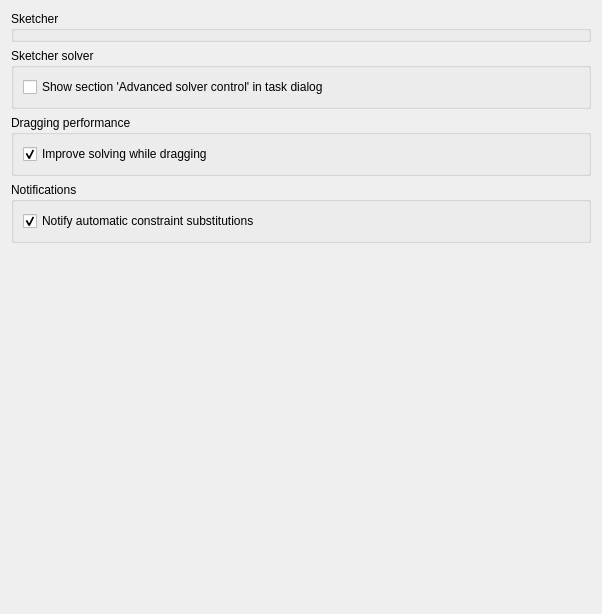
This is src/Mod/Sketcher/Gui/SketcherSettings.ui in berndhahnebach/All_FreeCAD as Qt 5 draws it before an edit. The edited form follows.
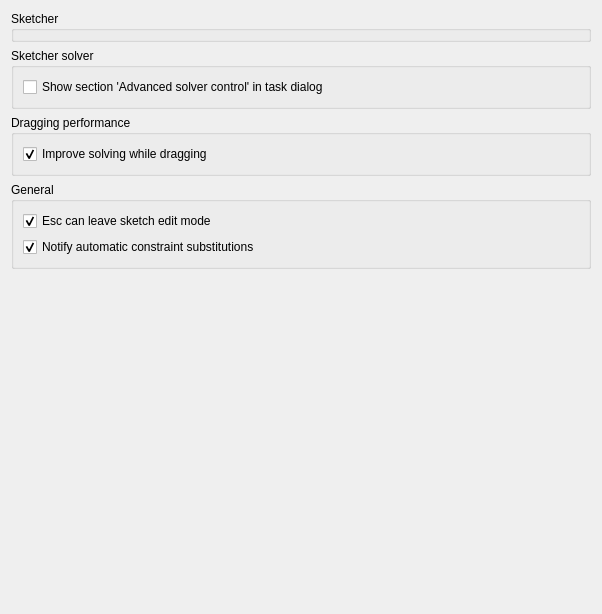
This is the edited form. Custom widgets are drawn as their Qt base class.

Commit message: Sketcher: add option to disable leaving sketch with Esc button

What changed in the file:
```diff
--- a/src/Mod/Sketcher/Gui/SketcherSettings.ui
+++ b/src/Mod/Sketcher/Gui/SketcherSettings.ui
@@ -106,9 +106,28 @@
       </size>
      </property>
      <property name="title">
-      <string>Notifications</string>
+      <string>General</string>
      </property>
      <layout class="QVBoxLayout" name="verticalLayout_22">
+      <item>
+       <widget class="Gui::PrefCheckBox" name="checkBoxEnableEscape">
+        <property name="toolTip">
+         <string>Allow to leave sketch edit mode when pressing Esc button</string>
+        </property>
+        <property name="text">
+         <string>Esc can leave sketch edit mode</string>
+        </property>
+        <property name="checked">
+         <bool>true</bool>
+        </property>
+        <property name="prefEntry" stdset="0">
+         <cstring>LeaveSketchWithEscape</cstring>
+        </property>
+        <property name="prefPath" stdset="0">
+         <cstring>Mod/Sketcher</cstring>
+        </property>
+       </widget>
+      </item>
       <item>
        <widget class="Gui::PrefCheckBox" name="checkBoxNotifyConstraintSubstitutions">
         <property name="toolTip">
```
The commit also changes 6 other files.
